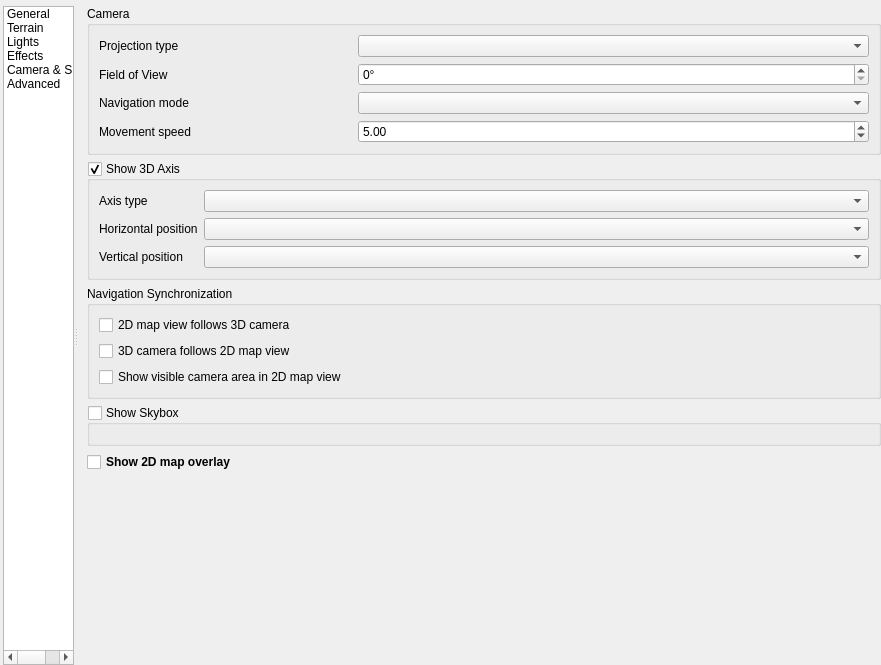
Before: the Qt Designer form src/ui/3d/map3dconfigwidget.ui in qgis/QGIS, drawn with Qt 5.
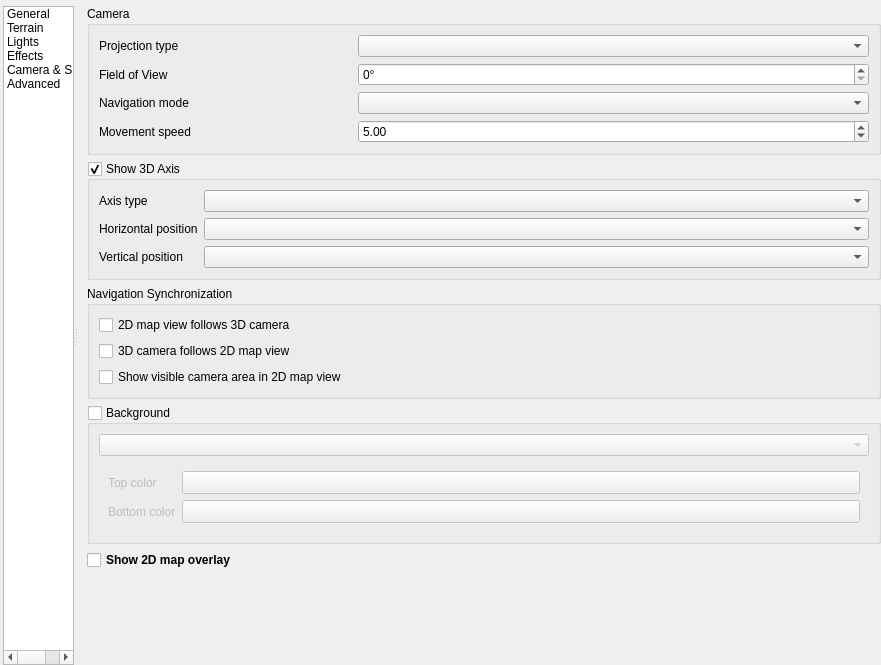
After: the same form once the commit is applied. The open tabs and pages were chosen to show the change. Icons and pictures are not drawn. Custom widgets are drawn as their Qt base class.

Commit message: add gradient background entity - add new background layer for the gradient and skybox entities - gui modifications, use combobox to switch between skybox and gradient background - shader mixes top bottom colors

Patch:
```diff
--- a/src/ui/3d/map3dconfigwidget.ui
+++ b/src/ui/3d/map3dconfigwidget.ui
@@ -886,7 +886,7 @@
                <item>
                 <widget class="QGroupBox" name="groupSkyboxSettings">
                  <property name="title">
-                  <string>Show Skybox</string>
+                  <string>Background</string>
                  </property>
                  <property name="checkable">
                   <bool>true</bool>
@@ -894,7 +894,59 @@
                  <property name="checked">
                   <bool>false</bool>
                  </property>
-                 <layout class="QGridLayout" name="gridLayout_3"/>
+                 <layout class="QGridLayout" name="gridLayout_7">
+                  <item row="0" column="0">
+                   <widget class="QComboBox" name="comboBox"/>
+                  </item>
+                  <item row="1" column="0">
+                   <widget class="QgsStackedWidget" name="stackedWidget">
+                    <property name="currentIndex">
+                     <number>0</number>
+                    </property>
+                    <widget class="QWidget" name="pageGradient">
+                     <layout class="QGridLayout" name="gridLayout_9" columnstretch="0,1">
+                      <item row="0" column="0">
+                       <widget class="QLabel" name="labelTopColor">
+                        <property name="text">
+                         <string>Top color</string>
+                        </property>
+                       </widget>
+                      </item>
+                      <item row="0" column="1">
+                       <widget class="QgsColorButton" name="mBtnGradientTopColor">
+                        <property name="sizePolicy">
+                         <sizepolicy hsizetype="Expanding" vsizetype="Fixed">
+                          <horstretch>0</horstretch>
+                          <verstretch>0</verstretch>
+                         </sizepolicy>
+                        </property>
+                       </widget>
+                      </item>
+                      <item row="1" column="0">
+                       <widget class="QLabel" name="labelBottomColor">
+                        <property name="text">
+                         <string>Bottom color</string>
+                        </property>
+                       </widget>
+                      </item>
+                      <item row="1" column="1">
+                       <widget class="QgsColorButton" name="mBtnGradientBottomColor">
+                        <property name="sizePolicy">
+                         <sizepolicy hsizetype="Expanding" vsizetype="Fixed">
+                          <horstretch>0</horstretch>
+                          <verstretch>0</verstretch>
+                         </sizepolicy>
+                        </property>
+                       </widget>
+                      </item>
+                     </layout>
+                    </widget>
+                    <widget class="QWidget" name="pageSkybox">
+                     <layout class="QGridLayout" name="gridLayout_10"/>
+                    </widget>
+                   </widget>
+                  </item>
+                 </layout>
                 </widget>
                </item>
                <item>
@@ -1154,6 +1206,16 @@
    <header>qgsextentgroupbox.h</header>
    <container>1</container>
   </customwidget>
+  <customwidget>
+   <class>QgsColorButton</class>
+   <extends>QToolButton</extends>
+   <header>qgscolorbutton.h</header>
+  </customwidget>
+  <customwidget>
+   <class>QgsStackedWidget</class>
+   <extends>QStackedWidget</extends>
+   <header>qgsstackedwidget.h</header>
+  </customwidget>
  </customwidgets>
  <tabstops>
   <tabstop>m3DOptionsListWidget</tabstop>
```
Left out of the diff: 10 changed lines with no effect on the pictures. The commit also changes 14 other files.
